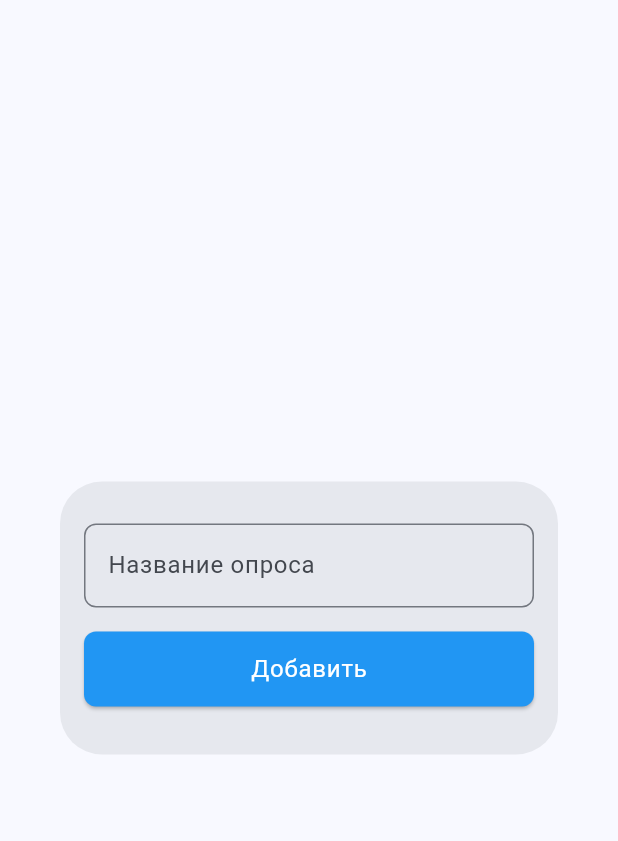
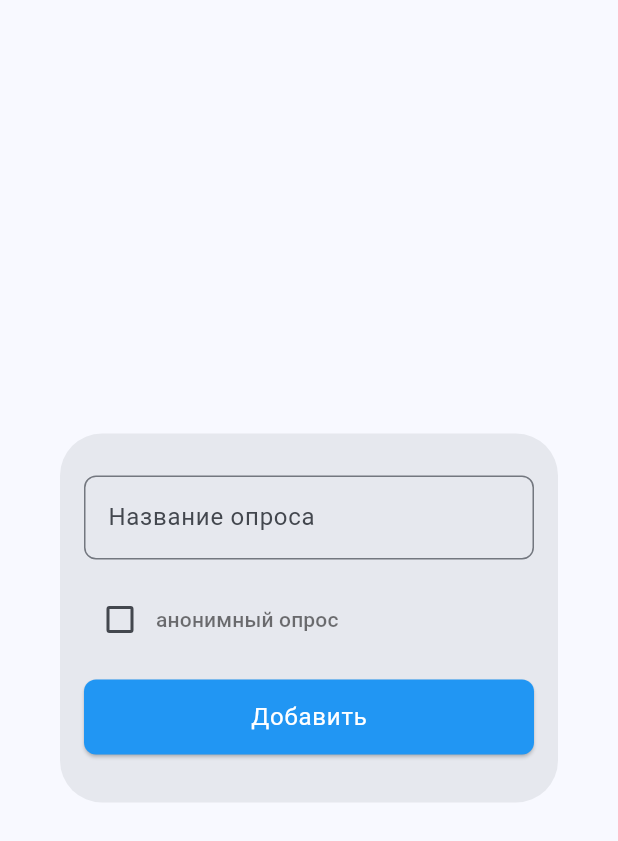
Before and after one commit to alekuzmin/quizy_client, a Flutter app: the AppDialog widget shown alone on an empty page, opened directly, on a phone screen of 412 x 824 dp. Shown: the top 841 px of the screen. Run offline on Flutter 3.47's test engine with Material 3 defaults, Android fonts, the phone set to English and light mode, and no system bars; our stand-ins replace date_field, dio, flutter_bloc, freezed_annotation, get_it, hydrated_bloc and 4 more; missing offline and left inert: dart:html; network calls fail.

Commit message:
add anonimus

```diff
--- a/lib/app/ui/components/app_dialog.dart
+++ b/lib/app/ui/components/app_dialog.dart
@@ -19,6 +19,7 @@ class AppDialog extends StatefulWidget {
 class _AppDialogState extends State<AppDialog> {
   final val1Controller = TextEditingController();
   final formKey = GlobalKey<FormState>();
+  bool slider = false;
 
   @override
   void dispose() {
@@ -39,13 +40,33 @@ class _AppDialogState extends State<AppDialog> {
                 AppTextField(
                     controller: val1Controller, labelText: widget.value1),
                 const SizedBox(height: 16,),
+                Row(
+                  children: [
+                    Checkbox(
+                        isError: false,
+                        value: slider,
+                        onChanged: (bool? value) {
+                          setState(
+                                () {
+                              slider = value!;
+                            },
+                          );
+                        }),
+                    Text("анонимный опрос",
+                        style: Theme.of(context).textTheme.titleSmall!.copyWith(
+                          color: Colors.black54,
+                        )),
+                  ],
+                ),
+                const SizedBox(height: 16,),
                 AppTextButton(onPressed: (){
                   if(formKey.currentState?.validate() == true){
                     Navigator.pop(context);
                     widget.onPressed(val1Controller.text);
                   }
-                }, text: "Добавить",)
+                }, text: "Добавить",),
               ],
+
             ),
           ),
         ),
--- a/lib/feature/quiz/ui/detail_quiz_screen_active_status.dart
+++ b/lib/feature/quiz/ui/detail_quiz_screen_active_status.dart
@@ -54,6 +54,10 @@ class _DetailQuizItem extends StatelessWidget {
                 IconThemeData(color: Theme.of(context).colorScheme.onPrimary),
                 actions: [
                   IconButton(
+                    icon: const Icon(Icons.edit),
+                    onPressed: () {},
+                  ),
+                  IconButton(
                     icon: const Icon(Icons.pause),
                     onPressed: () {},
                   ),
```
Also changed, not shown: lib/feature/main/ui/main_screen.dart (+10 -0 lines).
